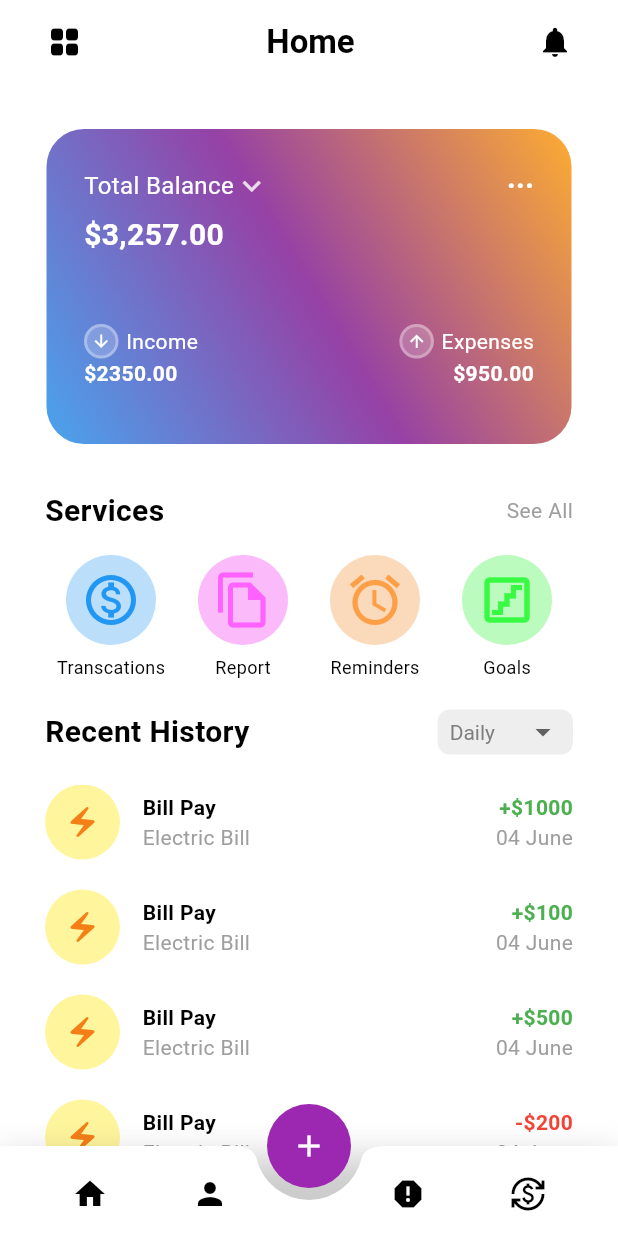
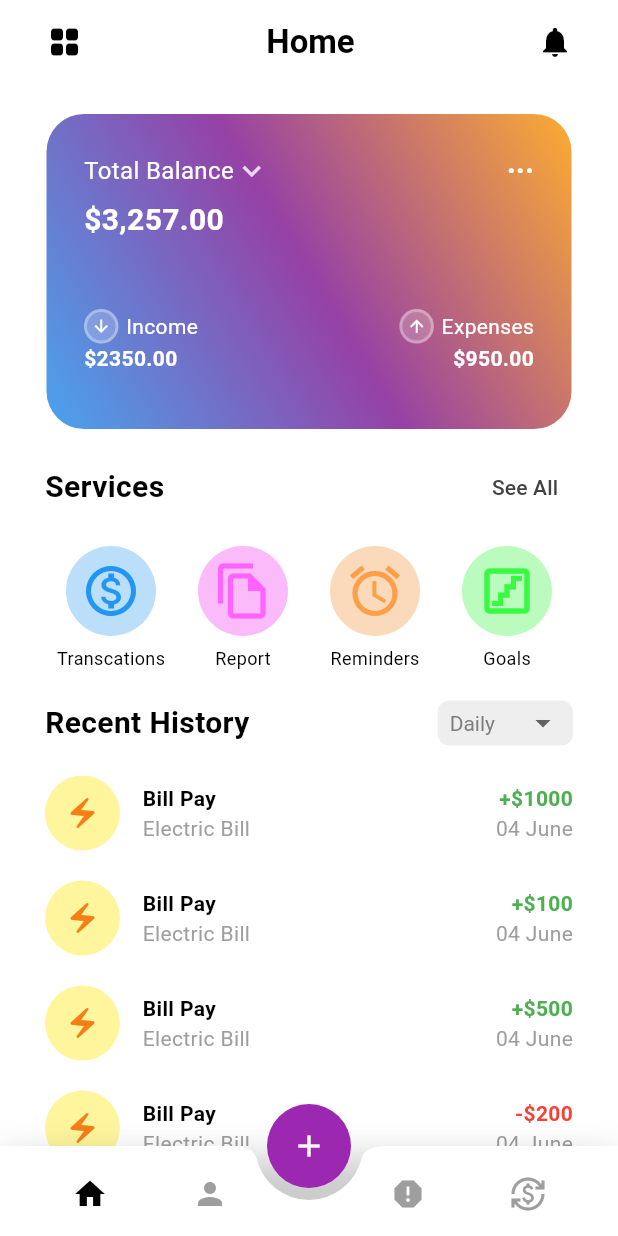
Before and after one commit to UdaraWickramarathne/financial_manager_app_flutter, a Flutter app: the screen it shows after launch, on a phone screen of 412 x 824 dp. Run offline on Flutter 3.47's test engine with Material 3 defaults, Android fonts, the phone set to English and light mode, and no system bars; our stand-ins replace image_picker.

Commit message:
adjust components

```diff
--- a/lib/components/services_icon.dart
+++ b/lib/components/services_icon.dart
@@ -5,12 +5,15 @@ class ServicesIcon extends StatelessWidget {
   final IconData? icon;
   final Color? foregroundColor;
   final String text;
+  final VoidCallback onPressed;
+
   const ServicesIcon({
     super.key,
     required this.backgroundColor,
     required this.icon,
     required this.foregroundColor,
     required this.text,
+    required this.onPressed,
   });
 
   @override
@@ -18,17 +21,30 @@ class ServicesIcon extends StatelessWidget {
     return Expanded(
       child: Column(
         children: [
-          Container(
+          ElevatedButton(
+            style: ElevatedButton.styleFrom(
+              shape: const CircleBorder(),
+              elevation: 0,
+              padding:
+                  EdgeInsets.zero, // Remove default padding from the button
+            ),
+            onPressed: onPressed,
+            child: Container(
               width: 60,
               height: 60,
               decoration: BoxDecoration(
                 shape: BoxShape.circle,
                 color: backgroundColor,
               ),
+              child: Padding(
+                padding:
+                    const EdgeInsets.all(10.0), // Add padding around the icon
                 child: Icon(
                   icon,
                   size: 40,
                   color: foregroundColor,
+                ),
+              ),
             ),
           ),
           const SizedBox(height: 6),
--- a/lib/screens/dashboard/dashboard_page.dart
+++ b/lib/screens/dashboard/dashboard_page.dart
@@ -39,25 +39,26 @@ class Dashboard extends StatelessWidget {
         padding: const EdgeInsets.symmetric(horizontal: 30),
         child: Column(
           children: [
-            const SizedBox(height: 30),
+            const SizedBox(height: 20),
             const VisaCard(),
-            const SizedBox(height: 30),
-            const Row(
+            const SizedBox(height: 15),
+            Row(
               mainAxisAlignment: MainAxisAlignment.spaceBetween,
               children: [
-                Text(
+                const Text(
                   "Services",
                   style: TextStyle(
                     fontSize: 20,
                     fontWeight: FontWeight.bold,
                   ),
                 ),
-                Text(
-                  'See All',
-                  style: TextStyle(
-                    color: Colors.grey,
+                TextButton(
+                  onPressed: () {},
+                  style: TextButton.styleFrom(
+                    padding: EdgeInsets.zero,
                   ),
-                )
+                  child: const Text('See All'),
+                ),
               ],
             ),
             const SizedBox(height: 15),
@@ -65,27 +66,31 @@ class Dashboard extends StatelessWidget {
               mainAxisAlignment: MainAxisAlignment.center,
               children: [
                 ServicesIcon(
+                  onPressed: () {},
                   backgroundColor: Colors.blue[100],
                   text: 'Transcations',
                   icon: Icons.monetization_on_outlined,
                   foregroundColor: Colors.blue,
                 ),
-                const ServicesIcon(
-                    backgroundColor: Color.fromARGB(255, 251, 187, 251),
+                ServicesIcon(
+                    onPressed: () {},
+                    backgroundColor: const Color.fromARGB(255, 251, 187, 251),
                     text: 'Report',
                     icon: Icons.file_copy_outlined,
-                    foregroundColor: Color.fromARGB(255, 255, 98, 255)),
-                const ServicesIcon(
-                  backgroundColor: Color.fromARGB(255, 251, 218, 187),
+                    foregroundColor: const Color.fromARGB(255, 255, 98, 255)),
+                ServicesIcon(
+                  onPressed: () {},
+                  backgroundColor: const Color.fromARGB(255, 251, 218, 187),
                   text: 'Reminders',
                   icon: Icons.alarm,
-                  foregroundColor: Color.fromARGB(255, 253, 159, 71),
+                  foregroundColor: const Color.fromARGB(255, 253, 159, 71),
                 ),
-                const ServicesIcon(
-                  backgroundColor: Color.fromARGB(255, 187, 251, 190),
+                ServicesIcon(
+                  onPressed: () {},
+                  backgroundColor: const Color.fromARGB(255, 187, 251, 190),
                   text: 'Goals',
                   icon: Icons.stairs_outlined,
-                  foregroundColor: Color.fromARGB(255, 56, 250, 66),
+                  foregroundColor: const Color.fromARGB(255, 56, 250, 66),
                 ),
               ],
             ),
@@ -100,7 +105,7 @@ class Dashboard extends StatelessWidget {
                     fontWeight: FontWeight.bold,
                   ),
                 ),
-                ChoiceBox()
+                ChoiceBox(),
               ],
             ),
             const SizedBox(height: 20),
--- a/lib/screens/home/home_page.dart
+++ b/lib/screens/home/home_page.dart
@@ -76,6 +76,7 @@ class _HomePageState extends State<HomePage> {
                 bottom: 0.0,
                 child: IconButton(
                   icon: const Icon(Icons.home),
+                  color: _currentIndex == 0 ? Colors.black : Colors.grey,
                   onPressed: () {
                     setState(() {
                       isHome = true;
@@ -87,11 +88,12 @@ class _HomePageState extends State<HomePage> {
               AnimatedPositioned(
                 duration: const Duration(milliseconds: 300),
                 curve: Curves.linear,
-                left: isHome ? 100.0 : 120.0,
+                left: isHome ? 100.0 : 115.0,
                 top: 0.0,
                 bottom: 0.0,
                 child: IconButton(
                   icon: const Icon(Icons.person),
+                  color: _currentIndex == 1 ? Colors.black : Colors.grey,
                   onPressed: () {
                     setState(() {
                       isHome = false;
@@ -104,11 +106,12 @@ class _HomePageState extends State<HomePage> {
                 duration: const Duration(milliseconds: 300),
                 curve: Curves.linear,
                 right:
-                    isHome ? 100.0 : 120.0, // Animate the horizontal position
+                    isHome ? 100.0 : 115.0, // Animate the horizontal position
                 top: 0.0,
                 bottom: 0.0,
                 child: IconButton(
                   icon: const Icon(Icons.report),
+                  color: _currentIndex == 2 ? Colors.black : Colors.grey,
                   onPressed: () {
                     setState(() {
                       isHome = false;
@@ -125,6 +128,7 @@ class _HomePageState extends State<HomePage> {
                 bottom: 0.0,
                 child: IconButton(
                   icon: const Icon(Icons.currency_exchange),
+                  color: _currentIndex == 3 ? Colors.black : Colors.grey,
                   onPressed: () {
                     setState(() {
                       isHome = false;
--- a/lib/themes/themedata.dart
+++ b/lib/themes/themedata.dart
@@ -1,7 +1,7 @@
 import 'package:flutter/material.dart';
 
 ThemeData lightMode = ThemeData(
-    primaryColor: Colors.white,
+    primaryColor: const Color(0x00f4f1f8),
     brightness: Brightness.light,
     colorScheme: ColorScheme.light(
       surface: Colors.white,
@@ -10,8 +10,9 @@ ThemeData lightMode = ThemeData(
     ));
 
 ThemeData darkMode = ThemeData(
-    primaryColor: Colors.grey.shade900,
+    primaryColor: const Color(0x36363636),
     brightness: Brightness.dark,
+    scaffoldBackgroundColor: const Color(0x00a1a1a1),
     colorScheme: ColorScheme.dark(
       surface: Colors.grey.shade900,
       primary: Colors.grey.shade300,
```
Also changed, not shown: lib/components/test.dart (added), lib/themes/theme_colors.dart (line endings or trailing spaces). Lines whose indentation alone changed are shown as unchanged.
